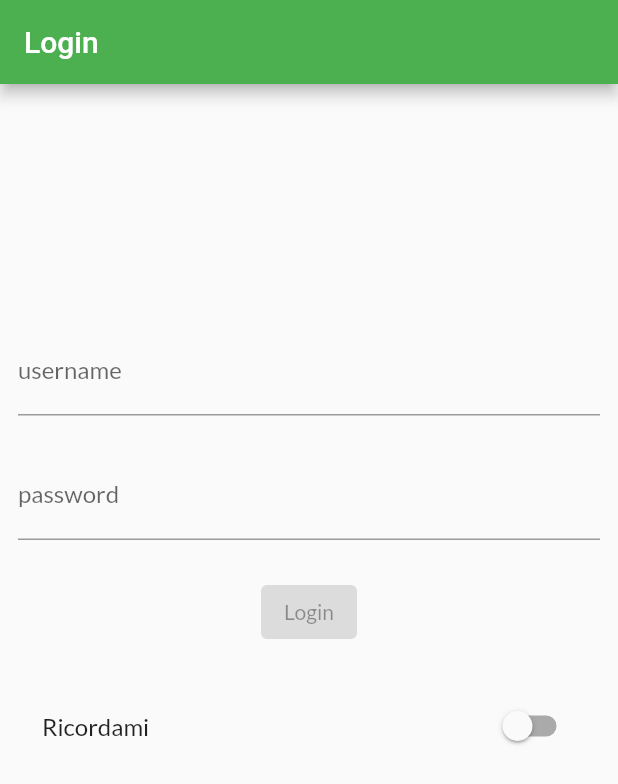
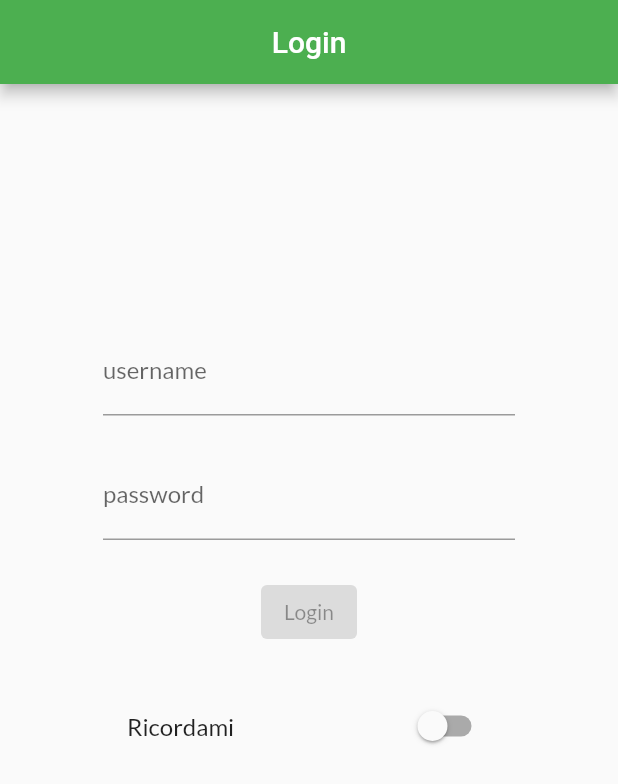
Before and after one commit to dariocast/quadernotorneo, a Flutter app: the screen it shows after launch, on a phone screen of 412 x 824 dp. Shown: the top 784 px of the screen. Run offline on Flutter 3.47's test engine with Material 2 defaults, Android fonts, the phone set to English and light mode, and no system bars; our stand-ins replace adaptive_dialog, bloc, equatable, flutter_bloc, formz, google_fonts and 2 more; accounts and stored records are empty.

Commit message:
chore: publication settings

```diff
--- a/lib/ui/login_form.dart
+++ b/lib/ui/login_form.dart
@@ -25,6 +25,8 @@ class LoginForm extends StatelessWidget {
       builder: (context, state) {
         return Align(
           alignment: const Alignment(0, -1 / 3),
+          child: SizedBox(
+            width: MediaQuery.of(context).size.width / 1.5,
             child: Column(
               mainAxisSize: MainAxisSize.min,
               children: [
@@ -36,6 +38,7 @@ class LoginForm extends StatelessWidget {
                 const Padding(padding: EdgeInsets.all(12)),
                 _SaveCredentialCheckbox(),
               ],
+            ),
           ),
         );
       },
--- a/lib/ui/login_page.dart
+++ b/lib/ui/login_page.dart
@@ -14,7 +14,10 @@ class LoginPage extends StatelessWidget {
   @override
   Widget build(BuildContext context) {
     return Scaffold(
-      appBar: AppBar(title: const Text('Login')),
+      appBar: AppBar(
+        title: const Text('Login'),
+        centerTitle: true,
+      ),
       body: Padding(
         padding: const EdgeInsets.all(12),
         child: BlocProvider(
--- a/pubspec.yaml
+++ b/pubspec.yaml
@@ -15,7 +15,7 @@ publish_to: "none" # Remove this line if you wish to publish to pub.dev
 # In iOS, build-name is used as CFBundleShortVersionString while build-number used as CFBundleVersion.
 # Read more about iOS versioning at
 # https://developer.apple.com/library/archive/documentation/General/Reference/InfoPlistKeyReference/Articles/CoreFoundationKeys.html
-version: 2.0.0+1
+version: 2.0.1+1
 
 environment:
   sdk: ">=2.12.0 <3.0.0"
```
Also changed, not shown: 2 other files. Lines whose indentation alone changed are shown as unchanged.
